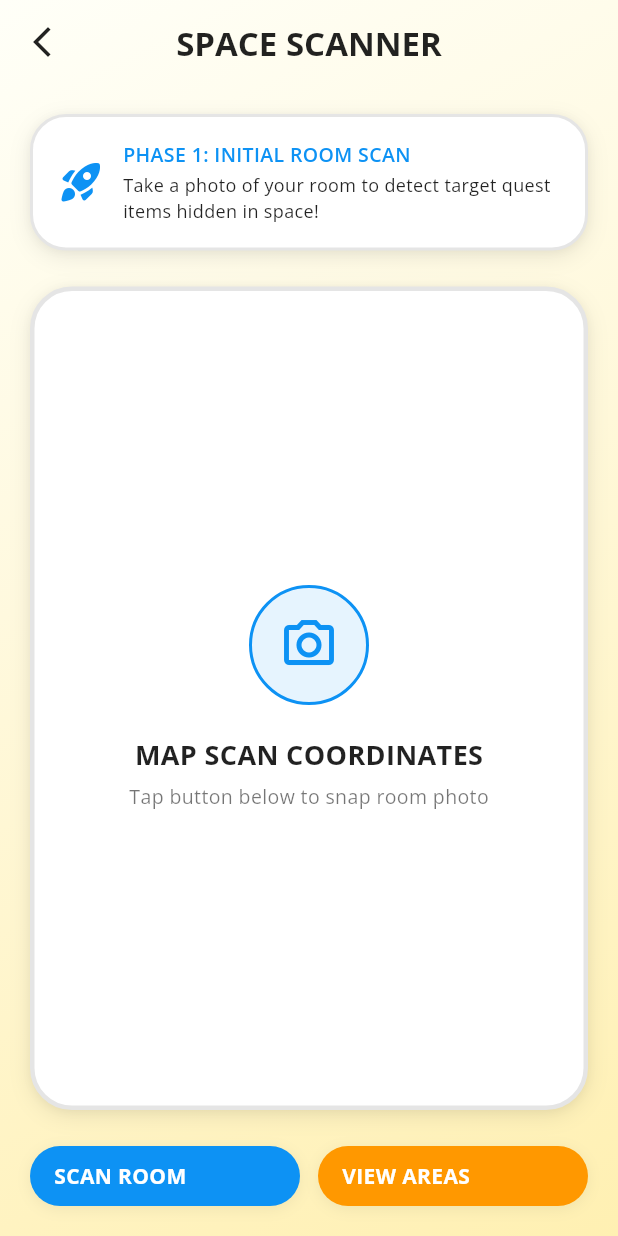
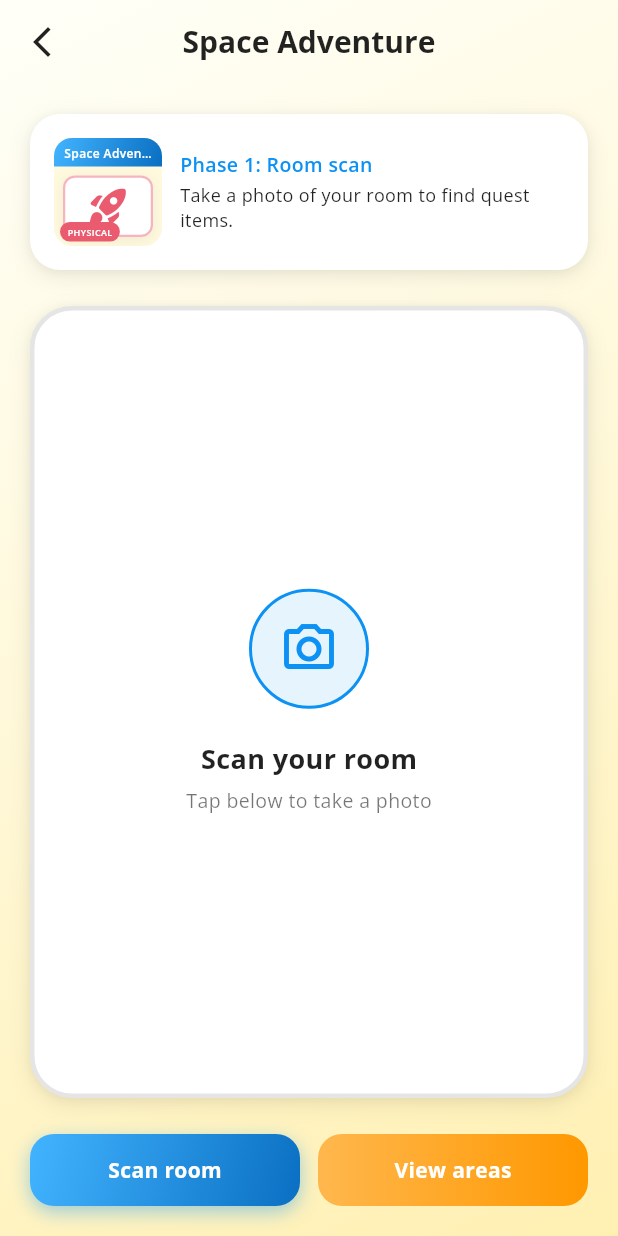
Before and after one commit to podjanan/SkillWalletKizuna-NSC, a Flutter app: the SpaceAdventureScanScreen screen opened by its route, on a phone screen of 412 x 824 dp. Run offline on Flutter 3.47's test engine with Material 3 defaults, Android fonts, the phone set to English and light mode, and no system bars; our stand-ins replace app_links, audioplayers, flutter_dotenv, flutter_tts, google_fonts, google_sign_in and 5 more; missing offline and left inert: flutter_facebook_auth, flutter_inappwebview, media_kit, record, video_thumbnail; accounts and stored records are empty; network calls fail; project files that could hold a hidden picture were left out.

Commit message:
update ui

```diff
--- a/flutter_app/lib/screens/activities/gameplay/space_adventure/space_adventure_scan_screen.dart
+++ b/flutter_app/lib/screens/activities/gameplay/space_adventure/space_adventure_scan_screen.dart
@@ -7,6 +7,7 @@ import '../../../../services/space_adventure_service.dart';
 import '../../../../theme/palette.dart';
 import '../../../../theme/app_text_styles.dart';
 import '../../../../widgets/ui.dart';
+import '../../../../widgets/game_activity_cover.dart';
 
 class SpaceAdventureScanScreen extends StatefulWidget {
   const SpaceAdventureScanScreen({super.key});
@@ -225,8 +226,8 @@ class _SpaceAdventureScanScreenState extends State<SpaceAdventureScanScreen>
               crossAxisAlignment: CrossAxisAlignment.stretch,
               children: [
                 Text(
-                  'CHOOSE A PLAY AREA',
-                  style: luckiestH(20, color: Colors.black87),
+                  'Choose a play area',
+                  style: AppTextStyles.heading(18, color: Colors.black87),
                   textAlign: TextAlign.center,
                 ),
                 const SizedBox(height: 16),
@@ -332,8 +333,8 @@ class _SpaceAdventureScanScreenState extends State<SpaceAdventureScanScreen>
           onPressed: () => Navigator.pop(context),
         ),
         title: Text(
-          'SPACE SCANNER',
-          style: luckiestH(22, color: Colors.black87),
+          'Space Adventure',
+          style: AppTextStyles.heading(20, color: Colors.black87),
         ),
         centerTitle: true,
       ),
@@ -348,19 +349,21 @@ class _SpaceAdventureScanScreenState extends State<SpaceAdventureScanScreen>
                 padding: const EdgeInsets.all(16),
                 decoration: BoxDecoration(
                   color: Colors.white,
-                  borderRadius: BorderRadius.circular(24),
-                  border: Border.all(
-                    color: Palette.divider,
-                    width: 2,
-                  ),
+                  borderRadius: BorderRadius.circular(20),
                   boxShadow: Palette.cardShadow,
                 ),
                 child: Row(
                   children: [
-                    const Icon(
-                      Icons.rocket_launch_rounded,
-                      color: Palette.sky,
-                      size: 32,
+                    SizedBox(
+                      width: 72,
+                      height: 72,
+                      child: ClipRRect(
+                        borderRadius: BorderRadius.circular(12),
+                        child: GameActivityCover(
+                          type: GameCoverType.spaceAdventure,
+                          compact: true,
+                        ),
+                      ),
                     ),
                     const SizedBox(width: 12),
                     Expanded(
@@ -368,12 +371,12 @@ class _SpaceAdventureScanScreenState extends State<SpaceAdventureScanScreen>
                         crossAxisAlignment: CrossAxisAlignment.start,
                         children: [
                           Text(
-                            'PHASE 1: INITIAL ROOM SCAN',
+                            'Phase 1: Room scan',
                             style: AppTextStyles.label(13, color: Palette.sky),
                           ),
                           const SizedBox(height: 2),
                           Text(
-                            'Take a photo of your room to detect target quest items hidden in space!',
+                            'Take a photo of your room to find quest items.',
                             style: AppTextStyles.body(12, color: Colors.black87),
                           ),
                         ],
@@ -421,12 +424,12 @@ class _SpaceAdventureScanScreenState extends State<SpaceAdventureScanScreen>
                             ),
                             const SizedBox(height: 20),
                             Text(
-                              'MAP SCAN COORDINATES',
-                              style: luckiestH(18, color: Colors.black87),
+                              'Scan your room',
+                              style: AppTextStyles.heading(18, color: Colors.black87),
                             ),
                             const SizedBox(height: 6),
                             Text(
-                              'Tap button below to snap room photo',
+                              'Tap below to take a photo',
                               style: AppTextStyles.body(13, color: Colors.black54),
                             ),
                           ],
@@ -491,7 +494,7 @@ class _SpaceAdventureScanScreenState extends State<SpaceAdventureScanScreen>
                                   ),
                                   const SizedBox(width: 12),
                                   Text(
-                                    'SCANNING FOR ITEMS...',
+                                    'Scanning for items...',
                                     style: AppTextStyles.label(13, color: Palette.sky),
                                   ),
                                 ],
@@ -534,7 +537,7 @@ class _SpaceAdventureScanScreenState extends State<SpaceAdventureScanScreen>
               // Scanned items output tag view
               if (_detectedObjects.isNotEmpty && !_isScanning) ...[
                 Text(
-                  'ITEMS DETECTED IN YOUR ROOM:',
+                  'Items detected:',
                   style: AppTextStyles.label(12, color: Colors.black54),
                 ),
                 const SizedBox(height: 10),
@@ -573,30 +576,33 @@ class _SpaceAdventureScanScreenState extends State<SpaceAdventureScanScreen>
               Row(
                 children: [
                   Expanded(
-                    child: PillButton(
-                      label: _roomImageBytes == null ? 'SCAN ROOM' : 'RE-SCAN',
-                      bg: Palette.sky,
-                      fg: Colors.white,
+                    child: GradientButton.primary(
+                      label: _roomImageBytes == null ? 'Scan room' : 'Re-scan',
                       onTap: _isScanning ? null : _captureRoom,
+                      fontSize: 14,
+                      padding: const EdgeInsets.symmetric(vertical: 14),
                     ),
                   ),
                   const SizedBox(width: 12),
                   Expanded(
-                    child: PillButton(
-                      label: 'VIEW AREAS',
-                      bg: Palette.warning,
-                      fg: Colors.white,
+                    child: GradientButton(
+                      label: 'View areas',
+                      gradient: LinearGradient(
+                        colors: [Palette.warningLight, Palette.warning],
+                      ),
                       onTap: _isScanning ? null : _showAreasSheet,
+                      fontSize: 14,
+                      padding: const EdgeInsets.symmetric(vertical: 14),
                     ),
                   ),
                   if (_roomImageBytes != null && _detectedObjects.isNotEmpty) ...[
                     const SizedBox(width: 12),
                     Expanded(
-                      child: PillButton(
-                        label: 'FINISH SCAN',
-                        bg: Palette.successAlt,
-                        fg: Colors.white,
+                      child: GradientButton.success(
+                        label: 'Start quest',
                         onTap: _isScanning ? null : _finishScanAndStartQuest,
+                        fontSize: 14,
+                        padding: const EdgeInsets.symmetric(vertical: 14),
                       ),
                     ),
                   ],
--- /dev/null
+++ b/flutter_app/lib/widgets/game_activity_cover.dart
@@ -0,0 +1,102 @@
+import 'package:flutter/material.dart';
+
+import '../theme/app_text_styles.dart';
+import '../theme/palette.dart';
+
+enum GameCoverType { voiceQuest, spaceAdventure }
+
+/// Branded cover art for built-in games — matches calculate / language card style.
+class GameActivityCover extends StatelessWidget {
+  const GameActivityCover({
+    super.key,
+    required this.type,
+    this.compact = false,
+  });
+
+  final GameCoverType type;
+  final bool compact;
+
+  bool get _isVoiceQuest => type == GameCoverType.voiceQuest;
+
+  Color get _accent =>
+      _isVoiceQuest ? const Color(0xFFFFB300) : Palette.pink;
+
+  String get _title => _isVoiceQuest ? 'Voice Quest' : 'Space Adventure';
+
+  String get _tag => _isVoiceQuest ? 'LANGUAGE' : 'PHYSICAL';
+
+  IconData get _icon =>
+      _isVoiceQuest ? Icons.mic_rounded : Icons.rocket_launch_rounded;
+
+  @override
+  Widget build(BuildContext context) {
+    final headerSize = compact ? 8.0 : 11.0;
+    final iconSize = compact ? 30.0 : 48.0;
+    final tagSize = compact ? 6.0 : 8.0;
+    final inset = compact ? 6.0 : 10.0;
+
+    return ColoredBox(
+      color: const Color(0xFFFFF9DE),
+      child: Column(
+        crossAxisAlignment: CrossAxisAlignment.stretch,
+        children: [
+          Container(
+            padding: EdgeInsets.symmetric(
+              horizontal: compact ? 6 : 10,
+              vertical: compact ? 4 : 7,
+            ),
+            decoration: BoxDecoration(gradient: Palette.skyGradient),
+            child: Text(
+              _title,
+              textAlign: TextAlign.center,
+              maxLines: 1,
+              overflow: TextOverflow.ellipsis,
+              style: AppTextStyles.label(headerSize, color: Colors.white),
+            ),
+          ),
+          Expanded(
+            child: Stack(
+              children: [
+                Center(
+                  child: Container(
+                    margin: EdgeInsets.all(inset),
+                    decoration: BoxDecoration(
+                      color: Colors.white,
+                      borderRadius: BorderRadius.circular(compact ? 8 : 14),
+                      border: Border.all(
+                        color: _accent.withValues(alpha: 0.45),
+                        width: 1.5,
+                      ),
+                      boxShadow: Palette.softShadow,
+                    ),
+                    child: Center(
+                      child: Icon(_icon, size: iconSize, color: _accent),
+                    ),
+                  ),
+                ),
+                Positioned(
+                  left: compact ? 4 : 8,
+                  bottom: compact ? 3 : 6,
+                  child: Container(
+                    padding: EdgeInsets.symmetric(
+                      horizontal: compact ? 5 : 7,
+                      vertical: compact ? 2 : 3,
+                    ),
+                    decoration: BoxDecoration(
+                      color: _accent,
+                      borderRadius: BorderRadius.circular(8),
+                    ),
+                    child: Text(
+                      _tag,
+                      style: AppTextStyles.label(tagSize, color: Colors.white),
+                    ),
+                  ),
+                ),
+              ],
+            ),
+          ),
+        ],
+      ),
+    );
+  }
+}
```
Also changed, not shown: flutter_app/lib/screens/activities/gameplay/dynamic_vocabulary_game_screen.dart (+109 -193 lines), flutter_app/lib/screens/activities/gameplay/space_adventure/space_adventure_quest_screen.dart (+20 -24 lines), flutter_app/lib/screens/activities/gameplay/space_adventure/space_adventure_result_screen.dart (+21 -19 lines), flutter_app/lib/screens/home/all_activities_screen.dart (+16 -22 lines), flutter_app/lib/screens/home/home_screen.dart (+65 -46 lines), flutter_app/lib/widgets/activity_card.dart (+15 -21 lines).
